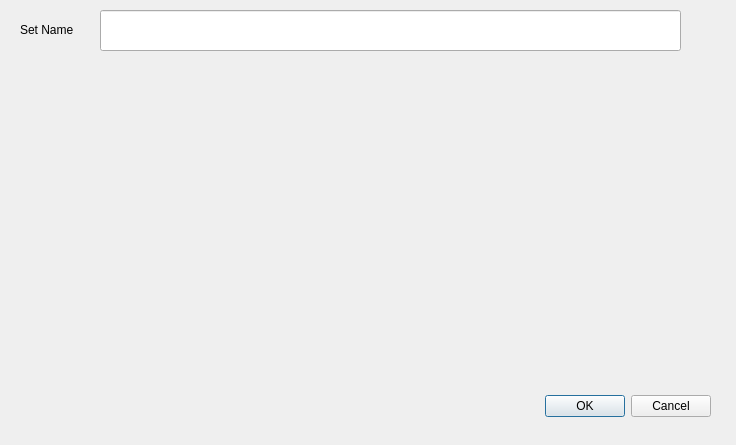
This is createsetdialog.ui in Goddard/optic.ninja as Qt 5 draws it before an edit. The edited form follows.
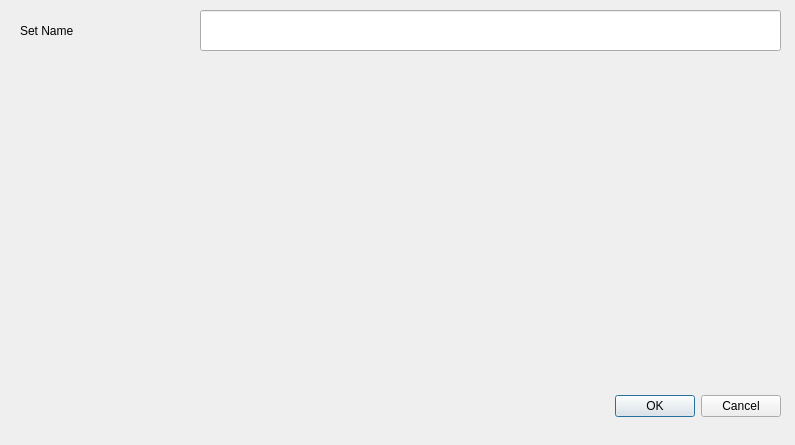
This is the edited form.

The edit to the form file:
```diff
--- a/createsetdialog.ui
+++ b/createsetdialog.ui
@@ -6,7 +6,7 @@
    <rect>
     <x>0</x>
     <y>0</y>
-    <width>736</width>
+    <width>795</width>
     <height>445</height>
    </rect>
   </property>
@@ -16,7 +16,7 @@
   <widget class="QDialogButtonBox" name="buttonBox">
    <property name="geometry">
     <rect>
-     <x>370</x>
+     <x>440</x>
      <y>390</y>
      <width>341</width>
      <height>32</height>
@@ -34,8 +34,8 @@
     <rect>
      <x>20</x>
      <y>20</y>
-     <width>71</width>
-     <height>19</height>
+     <width>161</width>
+     <height>21</height>
     </rect>
    </property>
    <property name="text">
@@ -45,7 +45,7 @@
   <widget class="QLineEdit" name="setNameLineEdit">
    <property name="geometry">
     <rect>
-     <x>100</x>
+     <x>200</x>
      <y>10</y>
      <width>581</width>
      <height>41</height>
```
